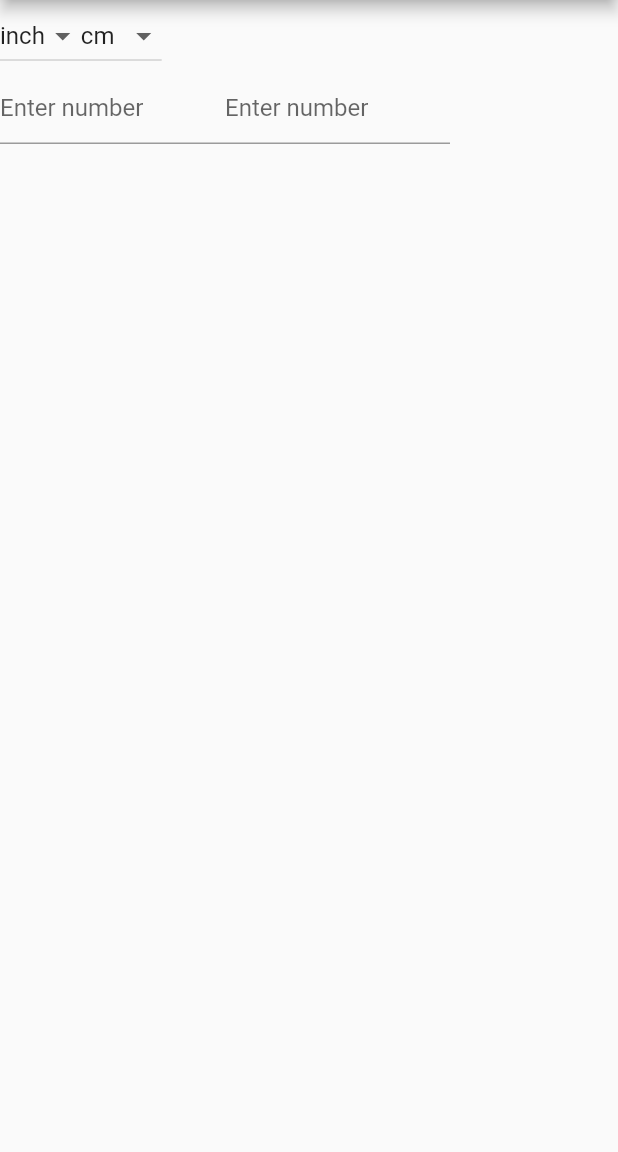
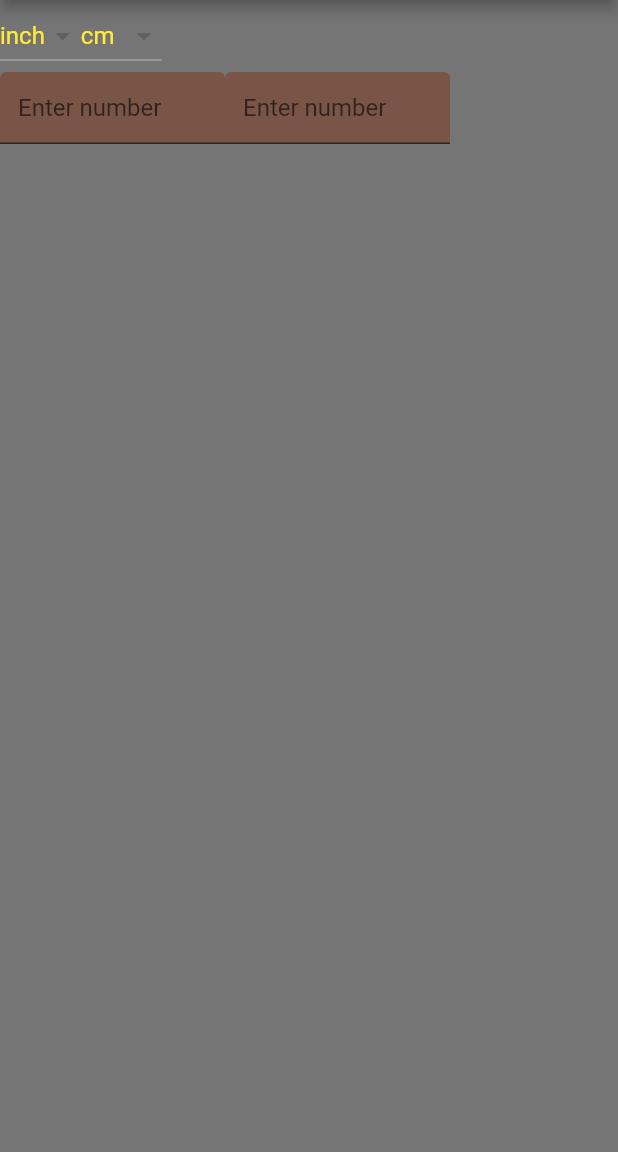
Before and after one commit to dCodead/Calc_UnitConverter, a Flutter app: the screen it shows after launch, on a phone screen of 412 x 824 dp, the part 84-1236 px from its top. Run offline on Flutter 3.47's test engine with Material 2 defaults, Android fonts, the phone set to English and light mode, and no system bars; missing offline and left inert: dart:ffi.

Commit message:
few  color changes

```diff
--- a/lib/main.dart
+++ b/lib/main.dart
@@ -24,10 +24,10 @@ class UnitWidget extends StatefulWidget {
 
 class _UnitWidgetState extends State<UnitWidget> {
   List<DropdownMenuItem<String>> menuItems = [
-    DropdownMenuItem(child: Text("inch"),value: "inch"), // 2.54 cm, 0.0254 m, 1/12 ft, 1 inch
-    DropdownMenuItem(child: Text("feet"),value: "feet"), // 30.48 cm, 0.3048 m, 1 ft, 12 inch
-    DropdownMenuItem(child: Text("cm"),value: "cm"), // 1 cm, 0.01 m, 0.032808399 ft, 0.393701 inch
-    DropdownMenuItem(child: Text("m"),value: "m"), // 100 cm, 1 m, 3.28084 ft, 3.28084*12 inch
+    DropdownMenuItem(child: Text("inch",style: TextStyle(color: Colors.yellow)),value: "inch"), // 2.54 cm, 0.0254 m, 1/12 ft, 1 inch
+    DropdownMenuItem(child: Text("feet",style: TextStyle(color: Colors.yellow)),value: "feet"), // 30.48 cm, 0.3048 m, 1 ft, 12 inch
+    DropdownMenuItem(child: Text("cm",style: TextStyle(color: Colors.yellow)),value: "cm"), // 1 cm, 0.01 m, 0.032808399 ft, 0.393701 inch
+    DropdownMenuItem(child: Text("m",style: TextStyle(color: Colors.yellow)),value: "m"), // 100 cm, 1 m, 3.28084 ft, 3.28084*12 inch
   ];
 
   // List decodingList = [[2.3,3.6],(4.0,3.5)];
@@ -45,6 +45,8 @@ class _UnitWidgetState extends State<UnitWidget> {
 
   Widget build(BuildContext context) {
     return Scaffold(
+
+      backgroundColor: Colors.black54,
       appBar: AppBar(
         title: Text("Unit Converter"),
         centerTitle: true,
@@ -60,6 +62,7 @@ class _UnitWidgetState extends State<UnitWidget> {
 
         DropdownButton<String>(
           items: menuItems,
+          dropdownColor: Colors.black26,
           value: selectedValue,
           onChanged: (value) {
             setState(() {
@@ -73,6 +76,7 @@ class _UnitWidgetState extends State<UnitWidget> {
         ),
         DropdownButton<String>(
           items: menuItems,
+          dropdownColor: Colors.black26,
           value: selectedValue2,
           onChanged: (value) {
             setState(() {
@@ -95,7 +99,9 @@ class _UnitWidgetState extends State<UnitWidget> {
                 Container(
                   width: 150,
                   child: TextField(textDirection: TextDirection.ltr,
-                    decoration: const InputDecoration(hintText: "Enter number"),
+                    style: TextStyle(color: Colors.amber),cursorColor: Colors.amber,
+                    decoration: const InputDecoration(filled: true, fillColor: Colors.brown,
+                      hintText: "Enter number"),
                     keyboardType: TextInputType.number,controller: txt,
                     inputFormatters: [FilteringTextInputFormatter.allow(RegExp(r'^\d+\.?\d{0,6}'))],onChanged: (value) {
                       setState((){
@@ -115,8 +121,10 @@ class _UnitWidgetState extends State<UnitWidget> {
 
                 Container(
                   width: 150,
-                  child: TextField(textDirection: TextDirection.ltr,decoration:
-                  const InputDecoration(hintText: "Enter number"),
+                  child: TextField(textDirection: TextDirection.ltr,
+                  style: TextStyle(color: Colors.amber),cursorColor: Colors.amber,
+                  decoration: const InputDecoration(filled: true, fillColor: Colors.brown,
+                    hintText: "Enter number"),
                   keyboardType: TextInputType.number, controller: txt2,
                   inputFormatters: [FilteringTextInputFormatter.allow(RegExp(r'^\d+\.?\d{0,6}')),],onChanged: (value) {
                     setState((){
```
